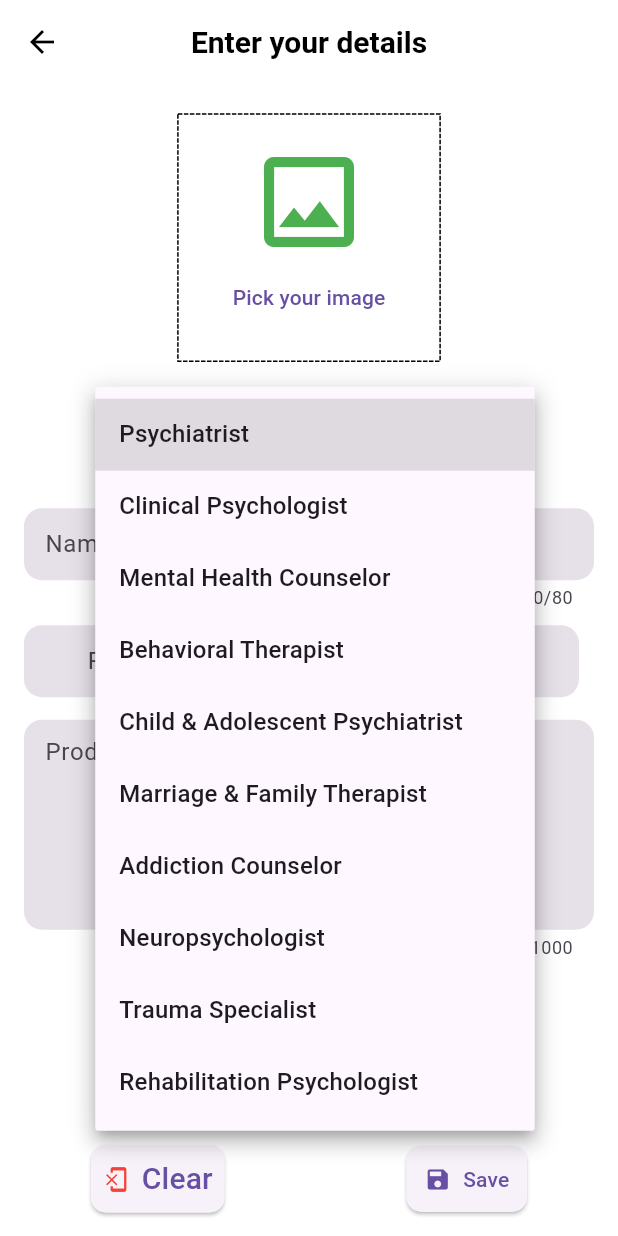
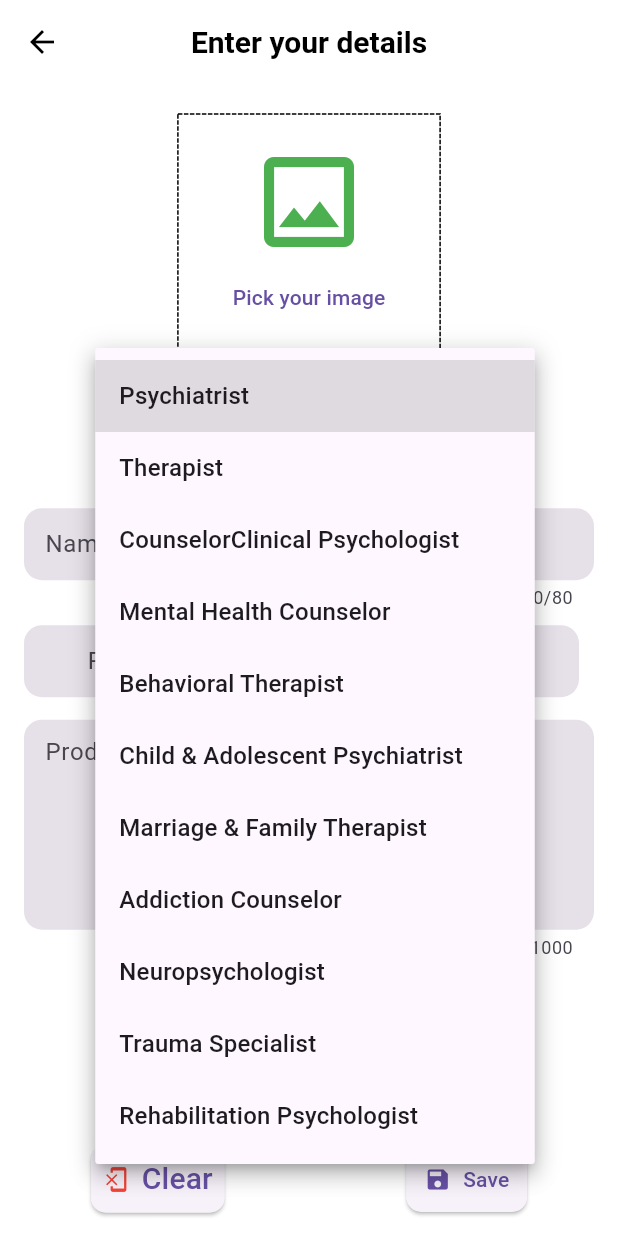
Before and after one commit to poojaaa01/fyp_admin, a Flutter app: the EditAddScreen screen opened by its route, after a tap on "Choose a category", on a phone screen of 412 x 824 dp. Run offline on Flutter 3.47's test engine with Material 3 defaults, Android fonts, the phone set to English and light mode, and no system bars; drawn by our look-alikes of dotted_border; our stand-ins replace fancy_shimmer_image, image_picker, shared_preferences, shimmer; missing offline and left inert: dynamic_height_grid_view; accounts and stored records are empty.

Commit message:
Made the upload details screen dynamic to allow the admin to edit details

```diff
--- a/lib/consts/app_constants.dart
+++ b/lib/consts/app_constants.dart
@@ -13,6 +13,8 @@ class AppConstants {
 
   static List<String> categoriesList = [
     'Psychiatrist',
+    'Therapist',
+    'Counselor'
     'Clinical Psychologist',
     'Mental Health Counselor',
     'Behavioral Therapist',
--- a/lib/providers/doc_provider.dart
+++ b/lib/providers/doc_provider.dart
@@ -54,7 +54,7 @@ class DocProvider with ChangeNotifier {
       docId: 'counselor-003',
       docTitle: "Dr. Zehangir Khan - Mental Health Counselor",
       docPrice: "2000.00",
-      docCategory: "Counselor",
+      docCategory: "Addiction Counselor",
       docDescription:
       "Dr. Zehangir Khan focuses on relationship counseling, self-esteem building, and coping strategies. He offers a compassionate and non-judgmental approach for young adults and couples.",
       docImage: "https://cdn.dnaindia.com/sites/default/files/styles/full/public/2016/11/24/522526-shah-rukh-dear-zindagi-tu-hi-hai.jpg",
--- a/lib/screens/edit_add_form.dart
+++ b/lib/screens/edit_add_form.dart
@@ -8,13 +8,16 @@ import 'package:fyp_admin/consts/app_constants.dart';
 import 'package:fyp_admin/services/app_functions.dart';
 
 import '../consts/validator.dart';
+import '../models/doc_type.dart';
 import '../widgets/subtitle_text.dart';
 import '../widgets/title_text.dart';
 
 class EditAddScreen extends StatefulWidget {
   static const routeName = '/EditAddScreen';
 
-  const EditAddScreen({super.key});
+  const EditAddScreen({super.key, this.doctorType});
+
+  final DoctorType? doctorType;
 
   @override
   State<EditAddScreen> createState() => _EditAddScreenState();
@@ -28,12 +31,20 @@ class _EditAddScreenState extends State<EditAddScreen> {
       _descriptionController;
 
   String? _categoryValue;
+  bool isEditing = false;
+  String? docNetworkImage;
 
   @override
   void initState() {
-    _titleController = TextEditingController(text: "");
-    _priceController = TextEditingController(text: "");
-    _descriptionController = TextEditingController(text: "");
+    if(widget.doctorType != null) {
+      isEditing = true;
+      docNetworkImage = widget.doctorType!.docImage;
+      _categoryValue = widget.doctorType!.docCategory;
+    }
+    _titleController = TextEditingController(
+      text: widget.doctorType?.docTitle,);
+    _priceController = TextEditingController(text: widget.doctorType?.docPrice,);
+    _descriptionController = TextEditingController(text: widget.doctorType?.docDescription,);
 
     super.initState();
   }
@@ -56,6 +67,7 @@ class _EditAddScreenState extends State<EditAddScreen> {
   void removePickedImage() {
     setState(() {
       _pickedImage = null;
+      docNetworkImage = null;
     });
   }
 
@@ -77,7 +89,7 @@ class _EditAddScreenState extends State<EditAddScreen> {
   Future<void> _editPicture() async {
     final isValid = _formKey.currentState!.validate();
     FocusScope.of(context).unfocus();
-    if (_pickedImage == null) {
+    if (_pickedImage == null && docNetworkImage == null) {
       AppFunctions.showErrorOrWarningDialog(
         context: context,
         subtitle: "Please pick up an image",
@@ -133,7 +145,7 @@ class _EditAddScreenState extends State<EditAddScreen> {
                   ),
                   icon: const Icon(Icons.phonelink_erase, color: Colors.red),
                   label: const Text("Clear", style: TextStyle(fontSize: 20)),
-                  onPressed: () {},
+                  onPressed: () {clearForm();},
                 ),
                 ElevatedButton.icon(
                   style: ElevatedButton.styleFrom(
@@ -144,9 +156,14 @@ class _EditAddScreenState extends State<EditAddScreen> {
                     ),
                   ),
                   icon: const Icon(Icons.save),
-                  label: const Text("Save"),
+                  label: Text(
+                      isEditing? "Edit": "Save"),
                   onPressed: () {
-                    _uploadPicture();
+                    if(isEditing) {
+                      _editPicture();
+                    } else {
+                      _uploadPicture();
+                    }
                   },
                 ),
               ],
@@ -155,7 +172,7 @@ class _EditAddScreenState extends State<EditAddScreen> {
         ),
         appBar: AppBar(
           centerTitle: true,
-          title: const TitlesTextWidget(label: "Enter your details"),
+          title: TitlesTextWidget(label:isEditing? "Edit" : "Enter your details"),
         ),
         body: SafeArea(
           child: SingleChildScrollView(
@@ -164,7 +181,17 @@ class _EditAddScreenState extends State<EditAddScreen> {
                 const SizedBox(height: 20),
 
                 // Image Picker
-                if(_pickedImage == null)...[
+                if(isEditing && docNetworkImage != null) ...[
+                  ClipRRect(
+                    borderRadius: BorderRadius.circular(12),
+                    child: Image.network(
+                      docNetworkImage!,
+                      height: size.height * 0.5,
+                      alignment: Alignment.center,
+                    ),
+                  ),
+                ]
+                else if(_pickedImage == null) ...[
                   SizedBox(
                     width: size.width * 0.4 + 10,
                     height: size.width * 0.4,
@@ -179,27 +206,28 @@ class _EditAddScreenState extends State<EditAddScreen> {
                               size: 80,
                               color: Colors.green,
                             ),
-                            TextButton(onPressed: (){
-                              localImagePicker();
-                            }, child: Text("Pick your image",),),
+                            TextButton(
+                              onPressed: () {
+                                localImagePicker();
+                              },
+                              child: Text("Pick your image"),
+                            ),
                           ],
                         ),
                       ),
                     ),
                   ),
-                ] else...[
+                ] else ...[
                   ClipRRect(
                     borderRadius: BorderRadius.circular(12),
                     child: Image.file(
-                      File(
-                        _pickedImage!.path,
-                      ),
+                      File(_pickedImage!.path),
                       height: size.height * 0.5,
                       alignment: Alignment.center,
-                    )
-                  )
+                    ),
+                  ),
                 ],
-                if (_pickedImage != null) ...[
+                if (_pickedImage != null || docNetworkImage != null) ...[
                   Row(
                     mainAxisAlignment: MainAxisAlignment.center,
                     children: [
@@ -219,7 +247,7 @@ class _EditAddScreenState extends State<EditAddScreen> {
                         ),
                       ),
                     ],
-                  )
+                  ),
                 ],
 
                 const SizedBox(height: 25),
--- a/lib/widgets/doc_widget.dart
+++ b/lib/widgets/doc_widget.dart
@@ -1,6 +1,7 @@
 import 'package:fancy_shimmer_image/fancy_shimmer_image.dart';
 import 'package:flutter/material.dart';
 import 'package:fyp_admin/models/doc_type.dart';
+import 'package:fyp_admin/screens/edit_add_form.dart';
 import 'package:fyp_admin/widgets/subtitle_text.dart';
 import 'package:provider/provider.dart';
 import '../../providers/doc_provider.dart';
@@ -30,7 +31,11 @@ class _DocWidgetState extends State<DocWidget> {
         :Padding(
       padding: const EdgeInsets.all(0.0),
       child: GestureDetector(
-        onTap: () {},
+        onTap: () {
+          Navigator.push(context, MaterialPageRoute(builder: (context){
+            return EditAddScreen(doctorType: getCurrDoctor,);
+          }));
+        },
         child: Column(
           children: [
             ClipRRect(
```
